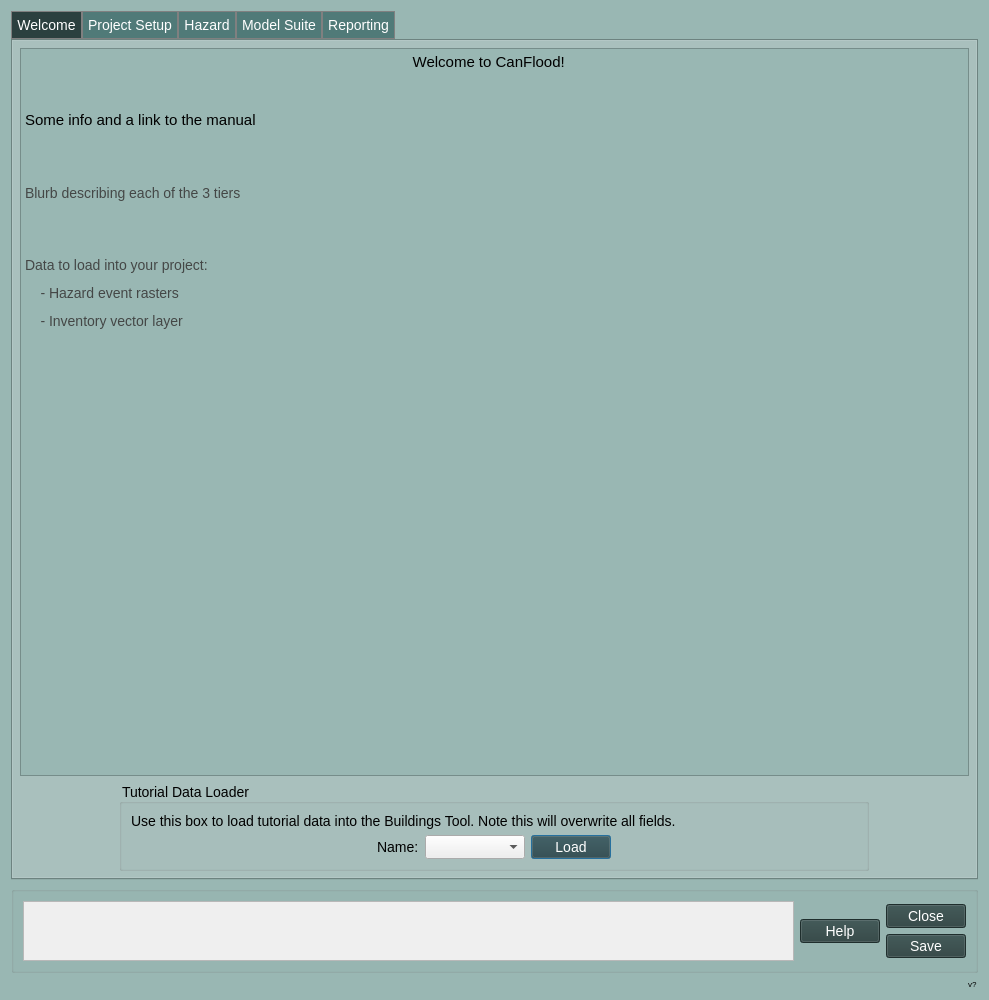
Qt form canflood2/canflood2_dialog_main.ui (cefect/CanFlood2) before a commit.
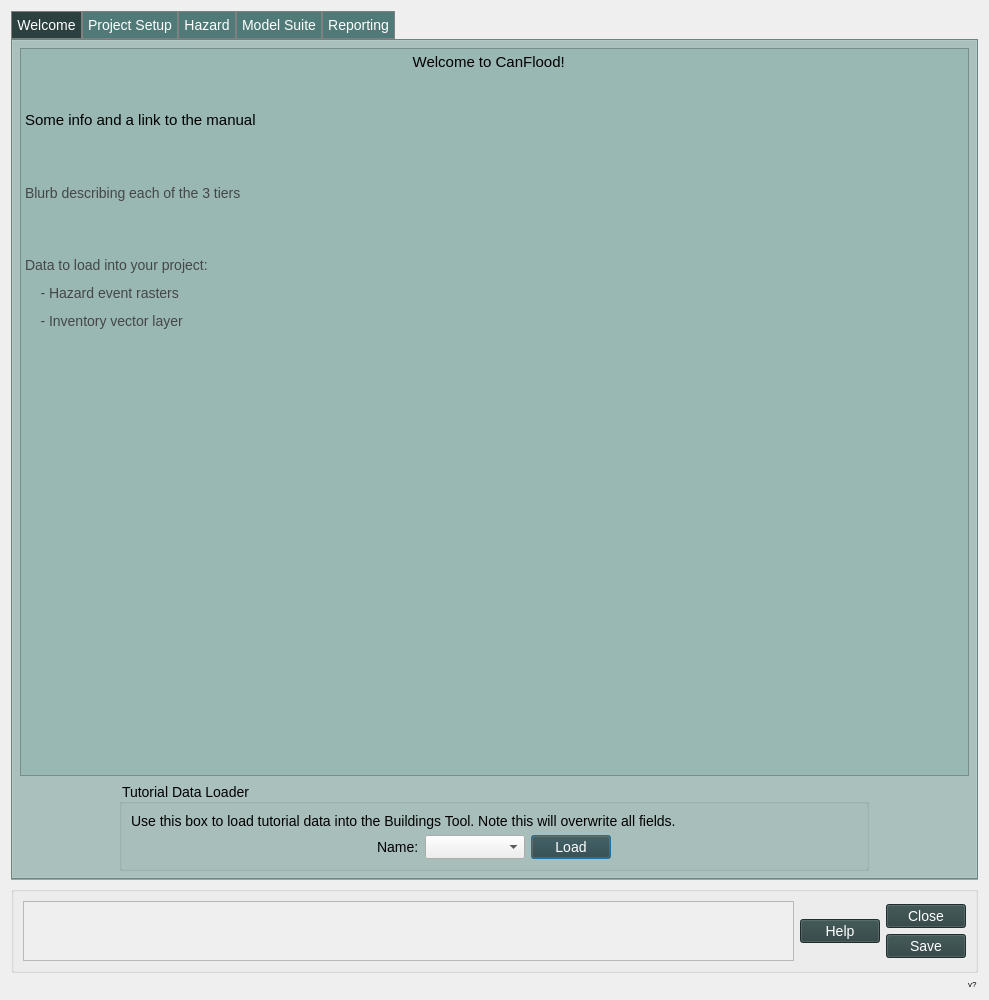
The same form after that commit. The open tabs and pages were chosen to show the change. Icons and pictures are not drawn. Custom widgets are drawn as their Qt base class.

What changed in the file:
```diff
--- a/canflood2/canflood2_dialog_main.ui
+++ b/canflood2/canflood2_dialog_main.ui
@@ -16,43 +16,6 @@
     <height>1000</height>
    </size>
   </property>
-  <property name="palette">
-   <palette>
-    <active>
-     <colorrole role="Window">
-      <brush brushstyle="SolidPattern">
-       <color alpha="255">
-        <red>153</red>
-        <green>183</green>
-        <blue>179</blue>
-       </color>
-      </brush>
-     </colorrole>
-    </active>
-    <inactive>
-     <colorrole role="Window">
-      <brush brushstyle="SolidPattern">
-       <color alpha="255">
-        <red>153</red>
-        <green>183</green>
-        <blue>179</blue>
-       </color>
-      </brush>
-     </colorrole>
-    </inactive>
-    <disabled>
-     <colorrole role="Window">
-      <brush brushstyle="SolidPattern">
-       <color alpha="255">
-        <red>153</red>
-        <green>183</green>
-        <blue>179</blue>
-       </color>
-      </brush>
-     </colorrole>
-    </disabled>
-   </palette>
-  </property>
   <property name="font">
    <font>
     <pointsize>-1</pointsize>
@@ -88,7 +51,9 @@
     font-size: 14px; 
 }
 
-</string>
+QMainWindow {
+    background-color: #99B7B3;
+}</string>
   </property>
   <layout class="QVBoxLayout" name="verticalLayout">
    <item>
```
Left out of the diff: 2 changed lines with no effect on the pictures.
